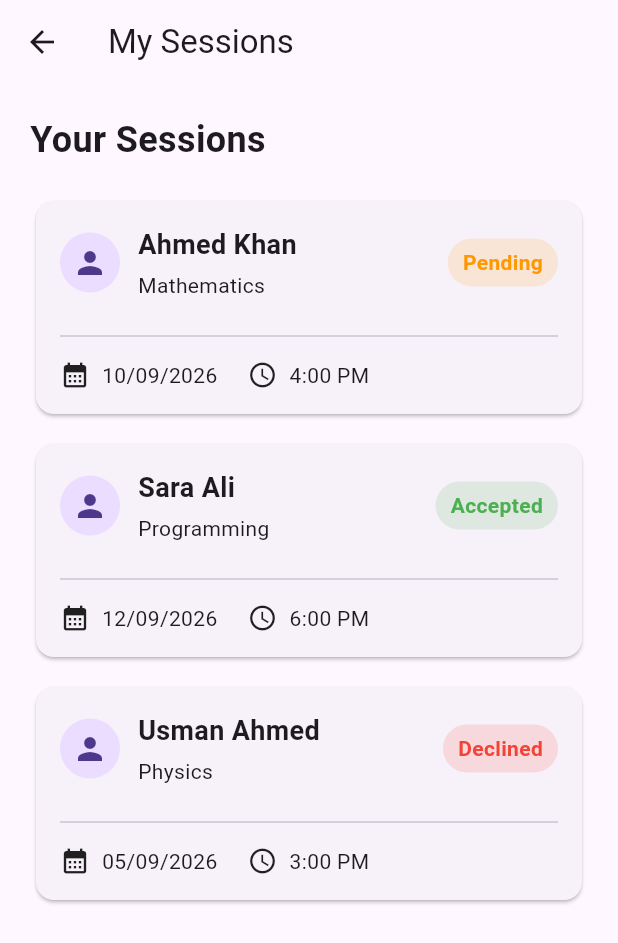
After one commit to Mahnoor-Badar/tutor_connect, a Flutter app: the MySessionsScreen screen opened directly, on a phone screen of 412 x 824 dp. The commit adds this screen. Shown: the top 943 px of the screen. Run offline on Flutter 3.47's test engine with Material 3 defaults, Android fonts, the phone set to English and light mode, and no system bars; our stand-ins replace cloud_firestore, firebase_auth, firebase_core; accounts and stored records are empty.

Commit message:
Add student profile and sessions screens

```diff
--- /dev/null
+++ b/lib/screens/student/my_sessions_screen.dart
@@ -0,0 +1,163 @@
+import 'package:flutter/material.dart';
+
+class MySessionsScreen extends StatelessWidget {
+  const MySessionsScreen({super.key});
+
+  @override
+  Widget build(BuildContext context) {
+    return Scaffold(
+      appBar: AppBar(
+        title: const Text('My Sessions'),
+      ),
+      body: ListView(
+        padding: const EdgeInsets.all(20),
+        children: [
+          const Text(
+            'Your Sessions',
+            style: TextStyle(
+              fontSize: 24,
+              fontWeight: FontWeight.bold,
+            ),
+          ),
+
+          const SizedBox(height: 20),
+
+          _SessionCard(
+            tutorName: 'Ahmed Khan',
+            subject: 'Mathematics',
+            date: '10/09/2026',
+            time: '4:00 PM',
+            status: 'Pending',
+          ),
+
+          const SizedBox(height: 12),
+
+          _SessionCard(
+            tutorName: 'Sara Ali',
+            subject: 'Programming',
+            date: '12/09/2026',
+            time: '6:00 PM',
+            status: 'Accepted',
+          ),
+
+          const SizedBox(height: 12),
+
+          _SessionCard(
+            tutorName: 'Usman Ahmed',
+            subject: 'Physics',
+            date: '05/09/2026',
+            time: '3:00 PM',
+            status: 'Declined',
+          ),
+        ],
+      ),
+    );
+  }
+}
+
+class _SessionCard extends StatelessWidget {
+  final String tutorName;
+  final String subject;
+  final String date;
+  final String time;
+  final String status;
+
+  const _SessionCard({
+    required this.tutorName,
+    required this.subject,
+    required this.date,
+    required this.time,
+    required this.status,
+  });
+
+  Color _getStatusColor() {
+    switch (status) {
+      case 'Accepted':
+        return Colors.green;
+      case 'Declined':
+        return Colors.red;
+      case 'Completed':
+        return Colors.blue;
+      default:
+        return Colors.orange;
+    }
+  }
+
+  @override
+  Widget build(BuildContext context) {
+    return Card(
+      child: Padding(
+        padding: const EdgeInsets.all(16),
+        child: Column(
+          crossAxisAlignment: CrossAxisAlignment.start,
+          children: [
+            Row(
+              children: [
+                const CircleAvatar(
+                  child: Icon(Icons.person),
+                ),
+
+                const SizedBox(width: 12),
+
+                Expanded(
+                  child: Column(
+                    crossAxisAlignment: CrossAxisAlignment.start,
+                    children: [
+                      Text(
+                        tutorName,
+                        style: const TextStyle(
+                          fontSize: 18,
+                          fontWeight: FontWeight.bold,
+                        ),
+                      ),
+                      const SizedBox(height: 4),
+                      Text(subject),
+                    ],
+                  ),
+                ),
+
+                Container(
+                  padding: const EdgeInsets.symmetric(
+                    horizontal: 10,
+                    vertical: 6,
+                  ),
+                  decoration: BoxDecoration(
+                    color: _getStatusColor().withOpacity(0.15),
+                    borderRadius: BorderRadius.circular(20),
+                  ),
+                  child: Text(
+                    status,
+                    style: TextStyle(
+                      color: _getStatusColor(),
+                      fontWeight: FontWeight.bold,
+                    ),
+                  ),
+                ),
+              ],
+            ),
+
+            const SizedBox(height: 16),
+
+            const Divider(),
+
+            const SizedBox(height: 8),
+
+            Row(
+              children: [
+                const Icon(Icons.calendar_month, size: 20),
+                const SizedBox(width: 8),
+                Text(date),
+
+                const SizedBox(width: 20),
+
+                const Icon(Icons.access_time, size: 20),
+                const SizedBox(width: 8),
+                Text(time),
+              ],
+            ),
+          ],
+        ),
+      ),
+    );
+  }
+}
```
Also changed, not shown: lib/screens/student/student_dashboard_screen.dart (+20 -1 lines), lib/screens/student/student_profile_screen.dart (added, +113 -0 lines).
